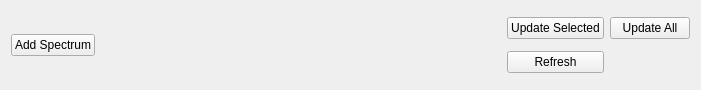
The window that main/spectra/src/ControlPanel.ui (FRIBDAQ/SpecTcl) describes before a commit, drawn with Qt 5.
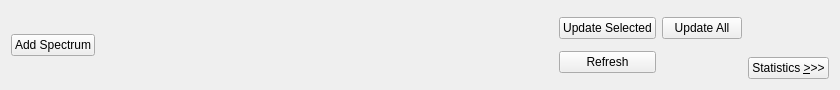
The same window after the commit.

Commit message: Starts the information panel

The edit to the form file:
```diff
--- a/main/spectra/src/ControlPanel.ui
+++ b/main/spectra/src/ControlPanel.ui
@@ -6,7 +6,7 @@
    <rect>
     <x>0</x>
     <y>0</y>
-    <width>701</width>
+    <width>840</width>
     <height>90</height>
    </rect>
   </property>
@@ -19,15 +19,15 @@
   <property name="windowTitle">
    <string>Form</string>
   </property>
-  <layout class="QHBoxLayout" name="horizontalLayout">
-   <item>
+  <layout class="QGridLayout" name="gridLayout_2">
+   <item row="0" column="0" rowspan="2">
     <widget class="QPushButton" name="pAddSpecButton">
      <property name="text">
       <string>Add Spectrum</string>
      </property>
     </widget>
    </item>
-   <item>
+   <item row="0" column="1" rowspan="2">
     <spacer name="horizontalSpacer">
      <property name="orientation">
       <enum>Qt::Horizontal</enum>
@@ -40,7 +40,7 @@
      </property>
     </spacer>
    </item>
-   <item>
+   <item row="0" column="2" rowspan="2">
     <layout class="QGridLayout" name="gridLayout">
      <item row="0" column="0">
       <widget class="QPushButton" name="pUpdateSelected">
@@ -87,6 +87,26 @@
      </item>
     </layout>
    </item>
+   <item row="0" column="3">
+    <spacer name="verticalSpacer">
+     <property name="orientation">
+      <enum>Qt::Vertical</enum>
+     </property>
+     <property name="sizeHint" stdset="0">
+      <size>
+       <width>20</width>
+       <height>39</height>
+      </size>
+     </property>
+    </spacer>
+   </item>
+   <item row="1" column="3">
+    <widget class="QPushButton" name="pStatisticsButton">
+     <property name="text">
+      <string>Statistics &amp;&gt;&gt;&gt;</string>
+     </property>
+    </widget>
+   </item>
   </layout>
  </widget>
  <resources/>
```
The commit also changes 5 other files.
